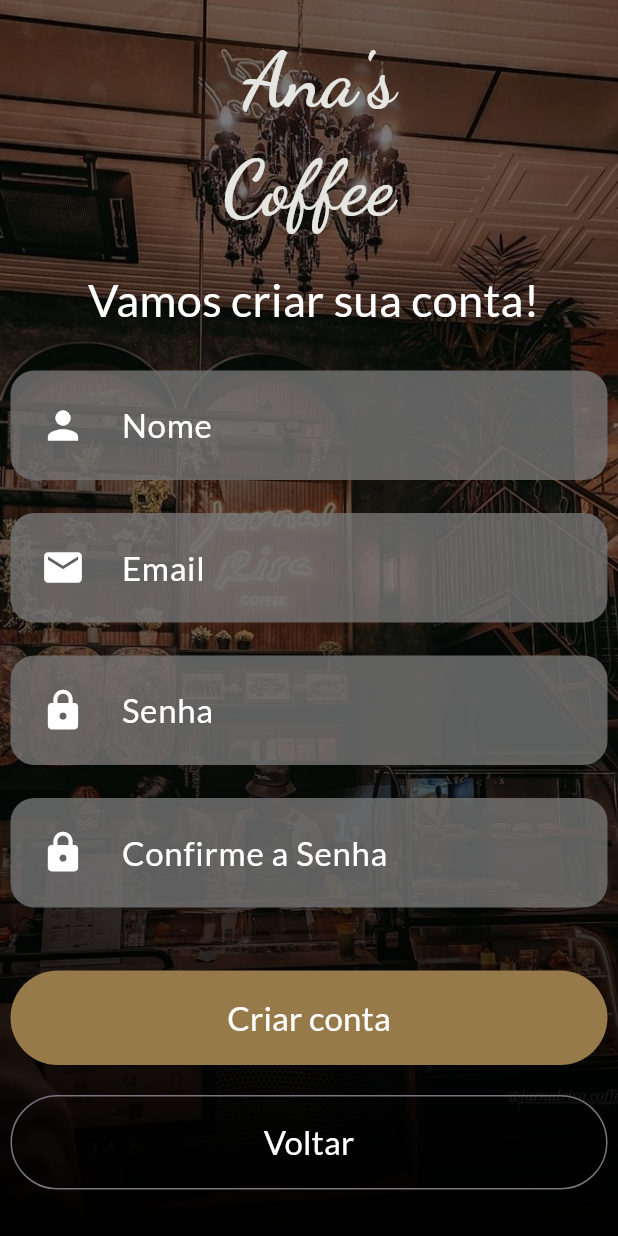
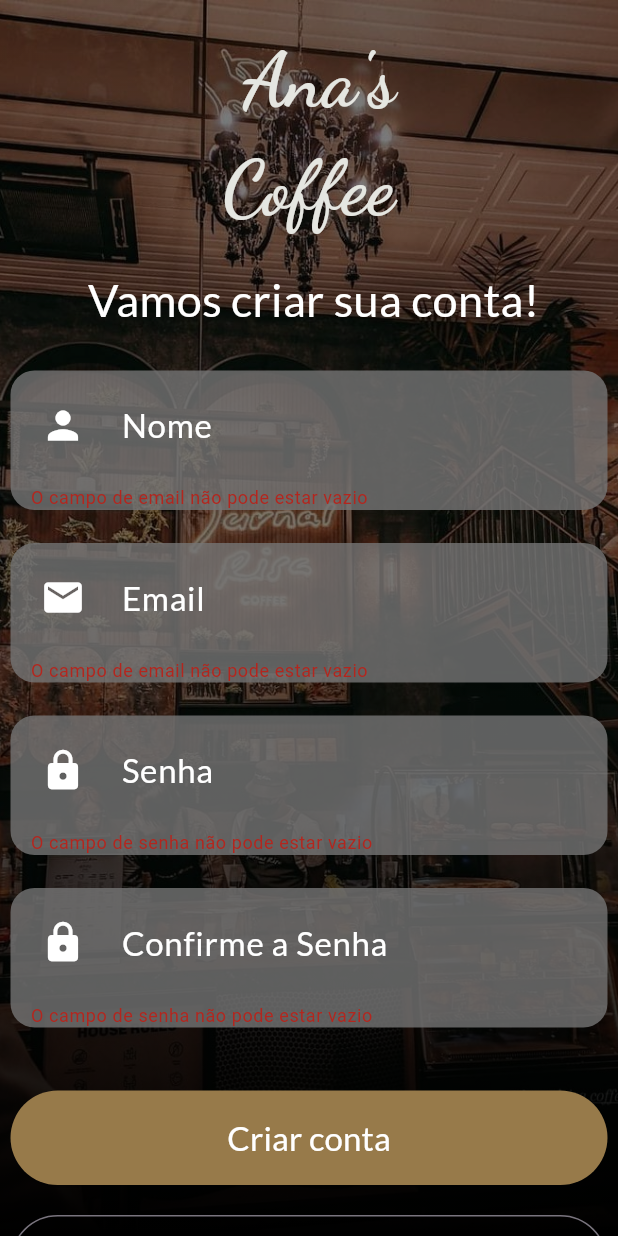
Before and after one commit to MuriloVianna/Cardapio_App, a Flutter app: the TelaCadastro screen opened by its route, after a tap on "Criar conta", on a phone screen of 412 x 824 dp. Run offline on Flutter 3.47's test engine with Material 3 defaults, Android fonts, the phone set to English and light mode, and no system bars; our stand-ins replace device_preview, google_fonts.

```diff
--- a/lib/Widget/textFormField.dart
+++ b/lib/Widget/textFormField.dart
@@ -94,9 +94,9 @@ class EmailText extends StatelessWidget {
             .emailAddress, // Teclado otimizado para e-mail e validação semantica
         validator: (value) {
           if (value == null || value.isEmpty) {
-            return 'O campo de email não pode estar vazio';
+            return '    O campo de email não pode estar vazio';
           } else if (!RegExp(emailPattern).hasMatch(value)) {
-            return 'Digite um email válido';
+            return '    Digite um email válido';
           }
           return null;
         },
@@ -149,10 +149,66 @@ class SenhaText extends StatelessWidget {
         style: textoLogin,
         validator: (value) {
           if (value == null || value.isEmpty) {
-            return 'O campo de senha não pode estar vazio';
+            return '    O campo de senha não pode estar vazio';
           } else if (value.length < 6) {
-            return 'A senha deve ter pelo menos 6 caracteres';
+            return '    A senha deve ter pelo menos 6 caracteres';
           }
+          return null;
+        },
+        textInputAction: TextInputAction.next,
+      ),
+    );
+  }
+}
+
+class ConfirmaSenhaText extends StatelessWidget {
+  final TextEditingController controller;
+  final TextEditingController senhaController;
+  final bool obscureText;
+  final String hintText;
+
+  const ConfirmaSenhaText({
+    super.key,
+    required this.controller,
+    required this.obscureText,
+    required this.hintText, required this.senhaController,
+  });
+
+  @override
+  Widget build(BuildContext context) {
+    return Container(
+      decoration: BoxDecoration(
+        color: Colors.grey[600]?.withOpacity(0.8),
+        borderRadius: BorderRadius.circular(16),
+      ),
+      child: TextFormField(
+        controller: controller, // controla o texto inserido
+        obscureText:
+            obscureText, // controla se e possivel ver oq esta sendo digitado
+        decoration: InputDecoration(
+          contentPadding: EdgeInsets.symmetric(
+              vertical:
+                  20), // Deixa o conteudo do textField alinhado simetricamente
+          border: InputBorder.none,
+          prefixIcon: Padding(
+            padding: EdgeInsets.symmetric(
+                horizontal:
+                    20), // Deixa o conteudo do textField alinhado simetricamente
+            child: Icon(Icons.lock, //Icone do email
+                size: 30,
+                color: Colors.white),
+          ),
+          hintText: hintText,
+          hintStyle:
+              textoLogin, // Propriedades do texto de email na classe paletas
+        ),
+        style: textoLogin,
+        validator: (value) {
+          if (value == null || value.isEmpty) {
+            return '    O campo de senha não pode estar vazio';
+          } else if (value != senhaController.text) {
+                    return 'As senhas não correspondem';
+                  }
           return null;
         },
         textInputAction: TextInputAction.next,
@@ -198,6 +254,12 @@ class NomeText extends StatelessWidget {
               textoLogin, // Propriedades do texto de email na classe paletas
         ),
         style: textoLogin,
+        validator: (value) {
+          if (value == null || value.isEmpty) {
+            return '    O campo de email não pode estar vazio';
+          }
+          return null;
+        },
         textInputAction: TextInputAction.next,
       ),
     );
--- a/lib/view/tela_cadastro.dart
+++ b/lib/view/tela_cadastro.dart
@@ -1,4 +1,5 @@
 import 'package:cardapio/estilos.dart';
+import 'package:cardapio/view/login_page.dart';
 import 'package:flutter/material.dart';
 import '../Widget/widget.dart';
 
@@ -10,6 +11,9 @@ class TelaCadastro extends StatefulWidget {
   @override
   State<TelaCadastro> createState() => _TelaCadastroState();
 }
+
+// Chave global para o formulário
+final _formKey = GlobalKey<FormState>();
 
 class _TelaCadastroState extends State<TelaCadastro> {
   @override
@@ -24,7 +28,8 @@ class _TelaCadastroState extends State<TelaCadastro> {
         Scaffold(
           backgroundColor: Colors
               .transparent, //Cor transparente para não tampar a imagem ao fundo
-          body: SafeArea(
+          body: SingleChildScrollView(
+            child: SafeArea(
                 //Deixa a logo em uma posição que não tampa nada
                 child: Column(
               children: [
@@ -75,6 +80,8 @@ class _TelaCadastroState extends State<TelaCadastro> {
                         Padding(
                           padding: const EdgeInsets.symmetric(
                               vertical: 12), // Espaço entre as duas caixas
+                          child: Form(
+                            key: _formKey,
                             child: Column(
                               crossAxisAlignment: CrossAxisAlignment
                                   .end, // Deixa o botão "esqueceu a senha" na direita
@@ -106,12 +113,14 @@ class _TelaCadastroState extends State<TelaCadastro> {
                                 SizedBox(
                                   height: 22,
                                 ),
-                            SenhaText(
+                                ConfirmaSenhaText(
                                   controller: ConfirmaSenhaController,
+                                  senhaController: senhaController,
                                   obscureText: true,
                                   hintText: 'Confirme a Senha',
                                 ),
                               ],
+                            ),
                           ),
                         ),
                         Column(
@@ -122,9 +131,15 @@ class _TelaCadastroState extends State<TelaCadastro> {
                             // Botao Login
                             BotaoLogin(
                               text: 'Criar conta',
-                            style:
-                                ElevatedButton.styleFrom(backgroundColor: cor5),
-                            onTap: widget.onTap,
+                              style: ElevatedButton.styleFrom(
+                                  backgroundColor: cor5),
+                              onTap: () {
+                                // Verifica se o formulário é válido
+                                if (_formKey.currentState!.validate()) {
+                                  // Se válido, faz alguma ação (envia os dados, etc.)
+                                  _formKey.currentState!.reset();
+                                }
+                              },
                             ),
                             //
                             SizedBox(
@@ -134,7 +149,8 @@ class _TelaCadastroState extends State<TelaCadastro> {
                             BotaoCadatro(
                               text: 'Voltar',
                               onTap: () {
-                              Navigator.pushNamed(context, 'login');
+                                _formKey.currentState!.reset();
+                                Navigator.pop(context);
                               },
                             ),
                           ],
@@ -146,6 +162,7 @@ class _TelaCadastroState extends State<TelaCadastro> {
               ],
             )),
           ),
+        ),
       ],
     );
   }
```
Also changed, not shown: lib/view/login_page.dart (+5 -2 lines), lib/view/tela_esqueceu_senha.dart (+40 -5 lines). Lines whose indentation alone changed are shown as unchanged.
